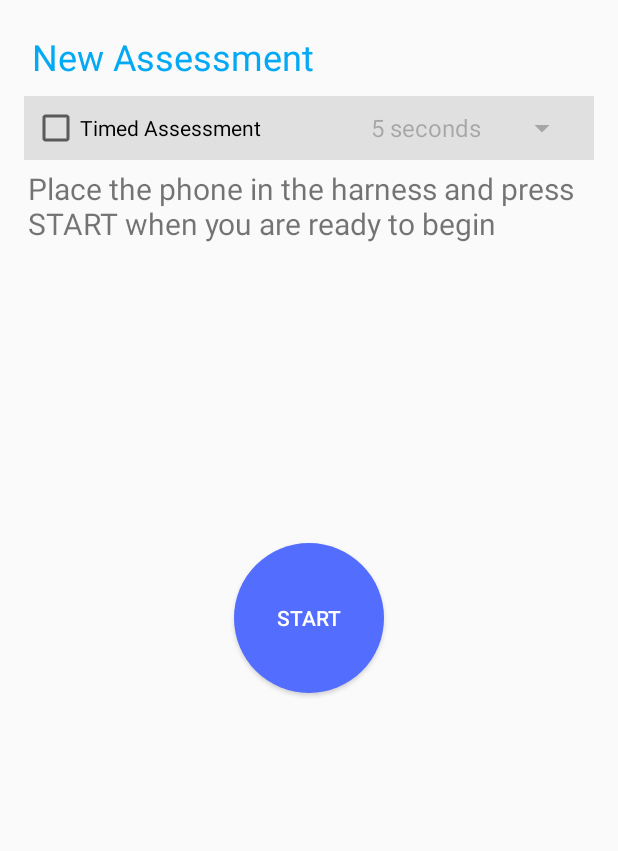
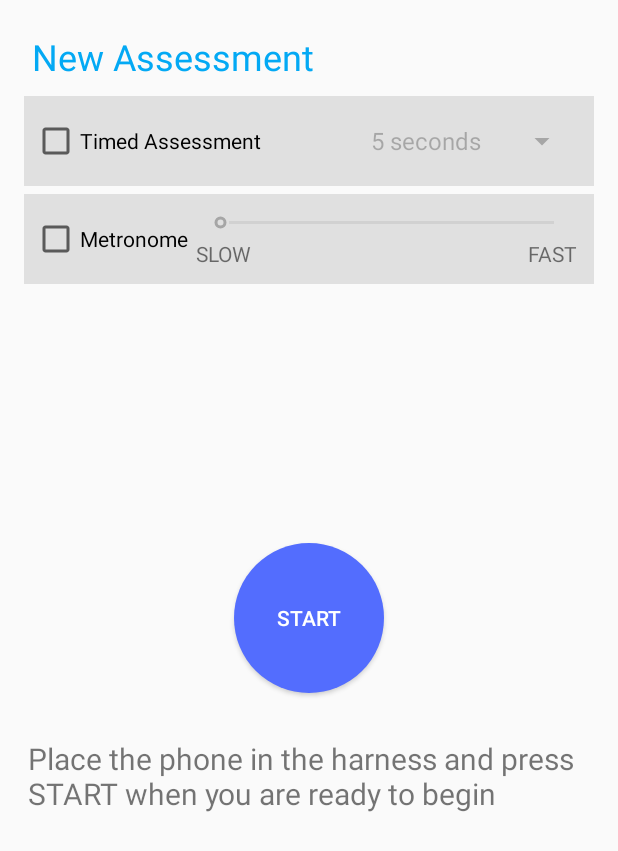
Before and after one commit to jennaleeb/journey_wireframes, an Android app: the MeasureActivity screen opened directly, with no data from a screen before it, on a phone screen of 412 x 824 dp. Shown: the top 851 px of the screen. Run offline under Robolectric (Android 15) with nearby library versions, the phone set to English and light mode, and no system bars; 1 statement that could not run was skipped.

Commit message:
Added metronome function

```diff
--- a/app/src/main/java/com/uoft/journey/ui/activity/MeasureActivity.java
+++ b/app/src/main/java/com/uoft/journey/ui/activity/MeasureActivity.java
@@ -23,6 +23,7 @@ import android.widget.CompoundButton;
 import android.widget.ImageView;
 import android.widget.ProgressBar;
 import android.widget.RelativeLayout;
+import android.widget.SeekBar;
 import android.widget.Spinner;
 import android.widget.TextView;
 
@@ -63,6 +64,9 @@ public class MeasureActivity extends AppCompatActivity implements View.OnClickLi
     private RelativeLayout mTimedLayout;
     private long mTimedSecs = 0;
     private long mStartTime = 0;
+    private CheckBox mMetroCheck;
+    private SeekBar mMetroSeek;
+    private RelativeLayout mMetroLayout;
     Journey mApp;
     //private Journey mApp;
 
@@ -104,6 +108,11 @@ public class MeasureActivity extends AppCompatActivity implements View.OnClickLi
         mTimeSpinner = (Spinner)findViewById(R.id.spin_time);
         mTimeSpinner.setEnabled(false);
         mTimedLayout = (RelativeLayout)findViewById(R.id.layout_timed);
+        mMetroCheck = (CheckBox)findViewById(R.id.check_metro);
+        mMetroCheck.setOnCheckedChangeListener(this);
+        mMetroSeek = (SeekBar)findViewById(R.id.seek_metro);
+        mMetroSeek.setEnabled(false);
+        mMetroLayout = (RelativeLayout)findViewById(R.id.layout_metro);
 
         // Assessment complete, so just show results
         if(mFinished) {
@@ -113,6 +122,7 @@ public class MeasureActivity extends AppCompatActivity implements View.OnClickLi
             mBtnStart.setVisibility(View.INVISIBLE);
             mInstructions.setVisibility(View.INVISIBLE);
             mTimedLayout.setVisibility(View.INVISIBLE);
+            mMetroLayout.setVisibility(View.INVISIBLE);
             mStartWalking.setVisibility(View.INVISIBLE);
             showResults();
             return;
@@ -128,6 +138,7 @@ public class MeasureActivity extends AppCompatActivity implements View.OnClickLi
             mBtnStart.setVisibility(View.INVISIBLE);
             mInstructions.setVisibility(View.INVISIBLE);
             mTimedLayout.setVisibility(View.INVISIBLE);
+            mMetroLayout.setVisibility(View.INVISIBLE);
             if(SensorService.isRunning) {
                 mWalkImage.setVisibility(View.VISIBLE);
                 mWalkImage.startAnimation(mWalkAnim);
@@ -295,6 +306,7 @@ public class MeasureActivity extends AppCompatActivity implements View.OnClickLi
             mWalkImage.startAnimation(mWalkAnim);
             mInstructions.setVisibility(View.INVISIBLE);
             mTimedLayout.setVisibility(View.INVISIBLE);
+            mMetroLayout.setVisibility(View.INVISIBLE);
             mStartWalking.setText(R.string.keep_walking);
             mStartWalking.setVisibility(View.VISIBLE);
 
@@ -342,10 +354,16 @@ public class MeasureActivity extends AppCompatActivity implements View.OnClickLi
                 }
             }
 
+            short stepsPerMin = 0;
+            if(mMetroCheck.isChecked()) {
+                stepsPerMin = (short)(40 + (mMetroSeek.getProgress() * 15));
+            }
+
             // Call the service to start collecting accelerometer data
             Intent intent = new Intent(this, SensorService.class);
             Bundle bundle = new Bundle();
             bundle.putInt("trialId", trialId);
+            bundle.putShort("spm", stepsPerMin);
             intent.putExtras(bundle);
             startService(intent);
             getApplicationContext().registerReceiver(mReceiver, mIntentFilter);
@@ -509,6 +527,10 @@ public class MeasureActivity extends AppCompatActivity implements View.OnClickLi
         if(buttonView.getId() == R.id.check_timed) {
             mTimeSpinner.setEnabled(isChecked);
         }
+
+        if(buttonView.getId() == R.id.check_metro) {
+            mMetroSeek.setEnabled(isChecked);
+        }
     }
 
     @Override
--- a/app/src/main/res/layout/activity_measure.xml
+++ b/app/src/main/res/layout/activity_measure.xml
@@ -28,7 +28,7 @@
         android:id="@+id/layout_timed"
         android:layout_below="@id/text_new_title"
         android:layout_width="match_parent"
-        android:layout_height="wrap_content"
+        android:layout_height="60dp"
         android:padding="5dp"
         android:background="@color/colorDivider"
         android:layout_marginBottom="5dp">
@@ -42,7 +42,6 @@
 
         <Spinner
             android:id="@+id/spin_time"
-            android:layout_toLeftOf="@+id/check_timed"
             android:layout_width="wrap_content"
             android:layout_height="wrap_content"
             android:entries="@array/timed_intervals"
@@ -55,17 +54,62 @@
 
     </RelativeLayout>
 
-    <TextView
-        android:id="@+id/text_instructions"
-        android:layout_below="@+id/layout_timed"
-        android:layout_width="wrap_content"
-        android:layout_height="wrap_content"
-        android:layout_centerHorizontal="true"
-        android:text="@string/instructions"
-        android:textSize="20sp"
-        android:layout_marginLeft="5dp"
-        android:layout_marginStart="5dp"
-        />
+    <RelativeLayout
+        android:id="@+id/layout_metro"
+        android:layout_below="@id/layout_timed"
+        android:layout_width="match_parent"
+        android:layout_height="60dp"
+        android:padding="5dp"
+        android:background="@color/colorDivider"
+        android:layout_marginBottom="5dp">
+
+        <CheckBox
+            android:id="@+id/check_metro"
+            android:layout_width="wrap_content"
+            android:layout_height="wrap_content"
+            android:text="@string/metronome"
+            android:layout_centerVertical="true"/>
+
+        <RelativeLayout
+            android:layout_width="match_parent"
+            android:layout_height="wrap_content"
+            android:layout_centerVertical="true"
+            android:layout_toRightOf="@+id/check_metro"
+            android:layout_toEndOf="@+id/check_metro"
+            android:layout_alignParentEnd="true"
+            android:layout_alignParentRight="true"
+            android:layout_marginEnd="5dp"
+            android:layout_marginRight="5dp"
+            android:layout_marginLeft="5dp"
+            android:layout_marginStart="5dp">
+
+            <SeekBar
+                android:id="@+id/seek_metro"
+                android:layout_width="match_parent"
+                android:layout_height="wrap_content"
+                android:max="5"/>
+
+            <TextView
+                android:layout_width="wrap_content"
+                android:layout_marginTop="2dp"
+                android:layout_height="wrap_content"
+                android:layout_below="@+id/seek_metro"
+                android:layout_alignParentLeft="true"
+                android:layout_alignParentStart="true"
+                android:text="@string/slow"/>
+
+            <TextView
+                android:layout_width="wrap_content"
+                android:layout_marginTop="2dp"
+                android:layout_height="wrap_content"
+                android:layout_alignParentEnd="true"
+                android:layout_alignParentRight="true"
+                android:layout_below="@+id/seek_metro"
+                android:text="@string/fast"/>
+
+        </RelativeLayout>
+
+    </RelativeLayout>
 
     <Button
         android:id="@+id/button_start"
@@ -75,6 +119,19 @@
         android:background="@drawable/round_button"
         android:textColor="@color/textColorPrimary"
         android:layout_centerInParent="true"
+        />
+
+    <TextView
+        android:id="@+id/text_instructions"
+        android:layout_below="@+id/button_start"
+        android:layout_width="wrap_content"
+        android:layout_height="wrap_content"
+        android:layout_centerHorizontal="true"
+        android:text="@string/instructions"
+        android:textSize="20sp"
+        android:layout_marginTop="30dp"
+        android:layout_marginLeft="5dp"
+        android:layout_marginStart="5dp"
         />
 
     <Button
--- a/app/src/main/res/values/strings.xml
+++ b/app/src/main/res/values/strings.xml
@@ -26,6 +26,9 @@
     <string name="stv">STV (%)</string>
     <string name="latest">Latest Assessment</string>
     <string name="step_count">STEP COUNT</string>
+    <string name="metronome">Metronome</string>
+    <string name="slow">SLOW</string>
+    <string name="fast">FAST</string>
 
 
     <string name="hello_world">Hello world!</string>
```
Also changed, not shown: app/src/main/java/com/uoft/journey/service/AudioGenerator.java (added, +63 -0 lines), app/src/main/java/com/uoft/journey/service/Metronome.java (added, +116 -0 lines), app/src/main/java/com/uoft/journey/service/SensorService.java (+73 -4 lines).
